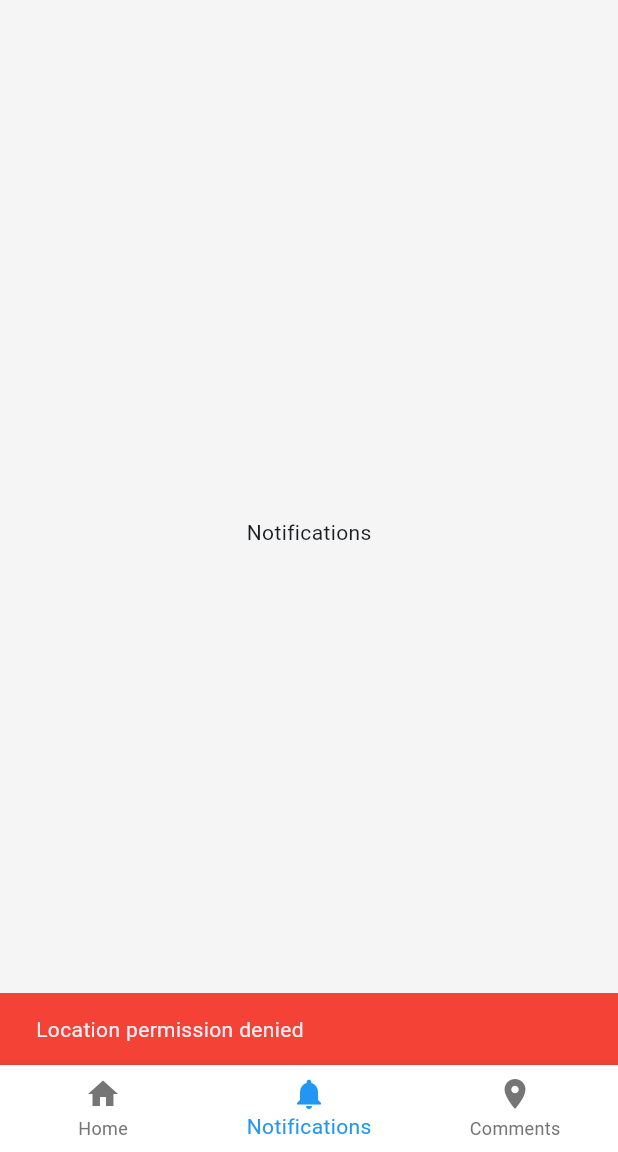
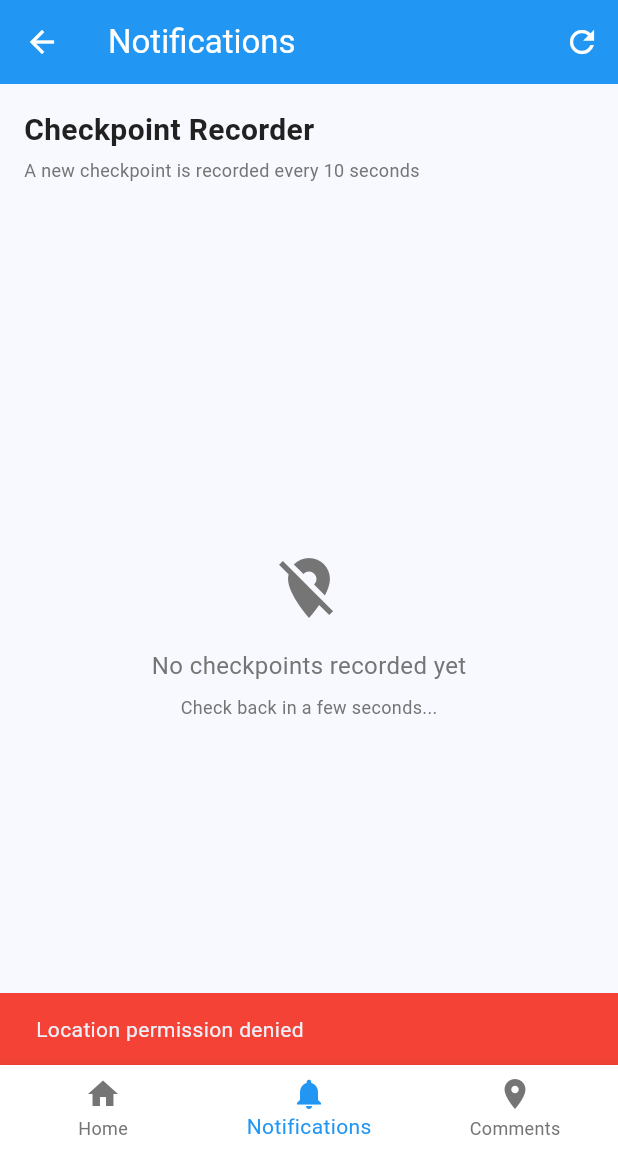
Before and after one commit to Kunalsalankar/tourmate, a Flutter app: the UserHomeScreen screen opened by its route, item 2 of the bottom bar chosen, on a phone screen of 412 x 824 dp, the part 84-1236 px from its top. Run offline on Flutter 3.47's test engine with Material 3 defaults, Android fonts, the light colour scheme and no system bars; drawn by our look-alikes of overlay_support; our stand-ins replace bloc, cached_network_image, cloud_firestore, equatable, firebase_auth, firebase_core and 12 more; missing offline and left inert: cloudinary_public, dart:html, flutter_polyline_points, google_maps_webservice; accounts and stored records are empty.

Commit message:
User interface Checkpoint Genrated

```diff
--- a/lib/cubit/notification_cubit.dart
+++ b/lib/cubit/notification_cubit.dart
@@ -1,16 +1,228 @@
+import 'dart:async';
+import 'dart:math';
 import 'package:flutter_bloc/flutter_bloc.dart';
+import 'package:collection/collection.dart';
+import 'package:geolocator/geolocator.dart';
+
+abstract class CheckpointEvent {
+  const CheckpointEvent();
+}
+
+class AddCheckpointEvent extends CheckpointEvent {
+  const AddCheckpointEvent() : super();
+}
+
+class Checkpoint {
+  final String id;
+  final String title;
+  final DateTime timestamp;
+  final double? latitude;
+  final double? longitude;
+
+  Checkpoint({
+    required this.id,
+    required this.title,
+    required this.timestamp,
+    this.latitude,
+    this.longitude,
+  });
+
+  String get coordinatesText {
+    if (latitude == null || longitude == null) return 'Location unavailable';
+    return '${latitude!.toStringAsFixed(6)}, ${longitude!.toStringAsFixed(6)}';
+  }
+
+  @override
+  bool operator ==(Object other) =>
+      identical(this, other) ||
+      other is Checkpoint &&
+          runtimeType == other.runtimeType &&
+          id == other.id;
+
+  @override
+  int get hashCode => id.hashCode;
+}
 
 class NotificationState {
   final String? message;
-  NotificationState({this.message});
+  final List<Checkpoint> checkpoints;
+  final bool isLoading;
+  final String? error;
+
+  NotificationState({
+    this.message,
+    List<Checkpoint>? checkpoints,
+    this.isLoading = false,
+    this.error,
+  }) : checkpoints = checkpoints ?? [];
+
+  NotificationState copyWith({
+    String? message,
+    List<Checkpoint>? checkpoints,
+    bool? isLoading,
+    String? error,
+  }) {
+    return NotificationState(
+      message: message ?? this.message,
+      checkpoints: checkpoints ?? this.checkpoints,
+      isLoading: isLoading ?? this.isLoading,
+      error: error,
+    );
+  }
+
+  @override
+  bool operator ==(Object other) {
+    if (identical(this, other)) return true;
+    return other is NotificationState &&
+        other.message == message &&
+        const ListEquality().equals(other.checkpoints, checkpoints) &&
+        other.isLoading == isLoading &&
+        other.error == error;
+  }
+
+  @override
+  int get hashCode => Object.hash(message, checkpoints, isLoading, error);
 }
 
 class NotificationCubit extends Cubit<NotificationState> {
-  NotificationCubit() : super(NotificationState());
+  Timer? _checkpointTimer;
+  int _checkpointCounter = 0;
+  StreamSubscription<Position>? _positionStream;
+  Position? _lastKnownPosition;
+
+  NotificationCubit() : super(NotificationState()) {
+    _initializeLocationService();
+  }
+
+  Future<void> _initializeLocationService() async {
+    try {
+      // Check if location service is enabled
+      bool serviceEnabled = await Geolocator.isLocationServiceEnabled();
+      if (!serviceEnabled) {
+        emit(state.copyWith(
+          error: 'Location services are disabled. Please enable the services',
+        ));
+        return;
+      }
+
+      // Check location permissions
+      LocationPermission permission = await Geolocator.checkPermission();
+      if (permission == LocationPermission.denied) {
+        permission = await Geolocator.requestPermission();
+        if (permission == LocationPermission.denied) {
+          emit(state.copyWith(
+            error: 'Location permissions are denied',
+          ));
+          return;
+        }
+      }
+
+      if (permission == LocationPermission.deniedForever) {
+        emit(state.copyWith(
+          error: 'Location permissions are permanently denied, we cannot request permissions.',
+        ));
+        return;
+      }
+
+      // Get the current position
+      _lastKnownPosition = await Geolocator.getCurrentPosition(
+        desiredAccuracy: LocationAccuracy.high,
+      );
+
+      // Start listening to location updates
+      _positionStream = Geolocator.getPositionStream(
+        locationSettings: const LocationSettings(
+          accuracy: LocationAccuracy.high,
+          distanceFilter: 10, // Update only if the device moves 10 meters
+        ),
+      ).listen((Position position) {
+        _lastKnownPosition = position;
+      });
+
+      // Start the checkpoint timer
+      _startCheckpointTimer();
+    } catch (e) {
+      emit(state.copyWith(
+        error: 'Error initializing location service: $e',
+      ));
+    }
+  }
+
+  @override
+  Future<void> close() {
+    _checkpointTimer?.cancel();
+    _positionStream?.cancel();
+    return super.close();
+  }
 
   void showNotification(String message) {
-    emit(NotificationState(message: message));
+    emit(state.copyWith(message: message));
     // Reset after showing so it doesn't repeat
-    emit(NotificationState());
+    emit(state.copyWith(message: null));
+  }
+
+  void clearError() {
+    if (state.error != null) {
+      emit(state.copyWith(error: null));
+    }
+  }
+
+  void add(CheckpointEvent event) {
+    if (event is AddCheckpointEvent) {
+      _addCheckpoint();
+    }
+  }
+
+  void _startCheckpointTimer() {
+    // Cancel any existing timer
+    _checkpointTimer?.cancel();
+
+    // Create a new timer that fires every 10 seconds
+    _checkpointTimer = Timer.periodic(const Duration(seconds: 10), (timer) {
+      _addCheckpoint();
+    });
+  }
+
+  Future<void> _addCheckpoint() async {
+    try {
+      _checkpointCounter++;
+
+      // Get current position or use last known position
+      Position? position = _lastKnownPosition;
+      if (position == null) {
+        position = await Geolocator.getCurrentPosition(
+          desiredAccuracy: LocationAccuracy.high,
+        );
+        _lastKnownPosition = position;
+      }
+
+      final newCheckpoint = Checkpoint(
+        id: DateTime.now().millisecondsSinceEpoch.toString(),
+        title: 'Checkpoint #$_checkpointCounter',
+        timestamp: DateTime.now(),
+        latitude: position.latitude,
+        longitude: position.longitude,
+      );
+
+      final updatedCheckpoints = List<Checkpoint>.from(state.checkpoints)
+        ..insert(0, newCheckpoint);
+
+      emit(state.copyWith(checkpoints: updatedCheckpoints));
+    } catch (e) {
+      // If we can't get the current position, create a checkpoint without location
+      final newCheckpoint = Checkpoint(
+        id: DateTime.now().millisecondsSinceEpoch.toString(),
+        title: 'Checkpoint #$_checkpointCounter',
+        timestamp: DateTime.now(),
+      );
+
+      final updatedCheckpoints = List<Checkpoint>.from(state.checkpoints)
+        ..insert(0, newCheckpoint);
+
+      emit(state.copyWith(
+        checkpoints: updatedCheckpoints,
+        error: 'Could not get location: $e',
+      ));
+    }
   }
 }
--- /dev/null
+++ b/lib/presentation/screens/notification_screen.dart
@@ -0,0 +1,323 @@
+import 'package:flutter/material.dart';
+import 'package:flutter_bloc/flutter_bloc.dart';
+import 'package:intl/intl.dart';
+import 'package:geolocator/geolocator.dart';
+import '../../../cubit/notification_cubit.dart';
+import '../../../core/colors.dart';
+
+class NotificationScreen extends StatelessWidget {
+  const NotificationScreen({super.key});
+
+  @override
+  Widget build(BuildContext context) {
+    return BlocProvider(
+      create: (context) => NotificationCubit(),
+      child: Scaffold(
+        appBar: AppBar(
+          title: const Text('Notifications'),
+          backgroundColor: AppColors.primary,
+          foregroundColor: AppColors.textOnPrimary,
+          elevation: 0,
+          actions: [
+            IconButton(
+              icon: const Icon(Icons.refresh),
+              onPressed: () {
+                // Refresh the checkpoints
+                context.read<NotificationCubit>().add(
+                  const AddCheckpointEvent(),
+                );
+              },
+              tooltip: 'Refresh',
+            ),
+          ],
+        ),
+        body: BlocBuilder<NotificationCubit, NotificationState>(
+          builder: (context, state) {
+            // Show error message if any
+            if (state.error != null && state.error!.isNotEmpty) {
+              WidgetsBinding.instance.addPostFrameCallback((_) {
+                ScaffoldMessenger.of(context).showSnackBar(
+                  SnackBar(
+                    content: Text(state.error!),
+                    backgroundColor: Colors.red,
+                  ),
+                );
+                // Clear the error after showing it
+                context.read<NotificationCubit>().clearError();
+              });
+            }
+
+            return Column(
+              crossAxisAlignment: CrossAxisAlignment.start,
+              children: [
+                // Header Section
+                const Padding(
+                  padding: EdgeInsets.all(16.0),
+                  child: Column(
+                    crossAxisAlignment: CrossAxisAlignment.start,
+                    children: [
+                      Text(
+                        'Checkpoint Recorder',
+                        style: TextStyle(
+                          fontSize: 20,
+                          fontWeight: FontWeight.bold,
+                          color: AppColors.textPrimary,
+                        ),
+                      ),
+                      SizedBox(height: 4),
+                      Text(
+                        'A new checkpoint is recorded every 10 seconds',
+                        style: TextStyle(
+                          color: AppColors.textSecondary,
+                          fontSize: 12,
+                        ),
+                      ),
+                    ],
+                  ),
+                ),
+
+                // Checkpoints List
+                if (state.checkpoints.isEmpty)
+                  const Expanded(
+                    child: Center(
+                      child: Column(
+                        mainAxisAlignment: MainAxisAlignment.center,
+                        children: [
+                          Icon(
+                            Icons.location_off,
+                            size: 48,
+                            color: AppColors.textSecondary,
+                          ),
+                          SizedBox(height: 16),
+                          Text(
+                            'No checkpoints recorded yet',
+                            style: TextStyle(
+                              color: AppColors.textSecondary,
+                              fontSize: 16,
+                            ),
+                          ),
+                          SizedBox(height: 8),
+                          Text(
+                            'Check back in a few seconds...',
+                            style: TextStyle(
+                              color: AppColors.textSecondary,
+                              fontSize: 12,
+                            ),
+                          ),
+                        ],
+                      ),
+                    ),
+                  )
+                else
+                  Expanded(
+                    child: RefreshIndicator(
+                      onRefresh: () async {
+                        // Manually trigger a new checkpoint
+                        context.read<NotificationCubit>().add(
+                          const AddCheckpointEvent(),
+                        );
+                      },
+                      child: ListView.builder(
+                        padding: const EdgeInsets.only(bottom: 16),
+                        itemCount: state.checkpoints.length,
+                        itemBuilder: (context, index) {
+                          final checkpoint = state.checkpoints[index];
+                          return _buildCheckpointItem(checkpoint, context);
+                        },
+                      ),
+                    ),
+                  ),
+
+                // Status Bar
+                if (state.isLoading)
+                  const LinearProgressIndicator(
+                    backgroundColor: AppColors.primaryLight,
+                    valueColor: AlwaysStoppedAnimation<Color>(AppColors.primary),
+                  ),
+              ],
+            );
+          },
+        ),
+      ),
+    );
+  }
+
+  Widget _buildCheckpointItem(Checkpoint checkpoint, BuildContext context) {
+    return Card(
+      margin: const EdgeInsets.symmetric(horizontal: 16.0, vertical: 8.0),
+      elevation: 2,
+      shape: RoundedRectangleBorder(
+        borderRadius: BorderRadius.circular(12.0),
+        side: const BorderSide(
+          color: AppColors.border,
+          width: 1.0,
+        ),
+      ),
+      child: InkWell(
+        onTap: () {
+          // Show details in a dialog
+          _showCheckpointDetails(context, checkpoint);
+        },
+        borderRadius: BorderRadius.circular(12.0),
+        child: Padding(
+          padding: const EdgeInsets.all(12.0),
+          child: Column(
+            crossAxisAlignment: CrossAxisAlignment.start,
+            children: [
+              Row(
+                children: [
+                  Container(
+                    padding: const EdgeInsets.all(8.0),
+                    decoration: const BoxDecoration(
+                      color: AppColors.primaryLight,
+                      shape: BoxShape.circle,
+                    ),
+                    child: Icon(
+                      checkpoint.latitude != null && checkpoint.longitude != null
+                          ? Icons.location_on
+                          : Icons.location_off,
+                      color: AppColors.primary,
+                      size: 20,
+                    ),
+                  ),
+                  const SizedBox(width: 12),
+                  Expanded(
+                    child: Column(
+                      crossAxisAlignment: CrossAxisAlignment.start,
+                      children: [
+                        Text(
+                          checkpoint.title,
+                          style: const TextStyle(
+                            fontWeight: FontWeight.bold,
+                            color: AppColors.textPrimary,
+                            fontSize: 16,
+                          ),
+                        ),
+                        const SizedBox(height: 2),
+                        Text(
+                          _formatTime(checkpoint.timestamp),
+                          style: TextStyle(
+                            color: AppColors.textSecondary,
+                            fontSize: 12,
+                          ),
+                        ),
+                      ],
+                    ),
+                  ),
+                  const Icon(
+                    Icons.chevron_right,
+                    color: AppColors.iconSecondary,
+                  ),
+                ],
+              ),
+              if (checkpoint.latitude != null && checkpoint.longitude != null) ...[
+                const SizedBox(height: 8),
+                Row(
+                  children: [
+                    const Icon(
+                      Icons.gps_fixed,
+                      size: 14,
+                      color: AppColors.textSecondary,
+                    ),
+                    const SizedBox(width: 4),
+                    Expanded(
+                      child: Text(
+                        checkpoint.coordinatesText,
+                        style: const TextStyle(
+                          color: AppColors.textSecondary,
+                          fontSize: 12,
+                        ),
+                        overflow: TextOverflow.ellipsis,
+                      ),
+                    ),
+                  ],
+                ),
+              ],
+            ],
+          ),
+        ),
+      ),
+    );
+  }
+
+  void _showCheckpointDetails(BuildContext context, Checkpoint checkpoint) {
+    showDialog(
+      context: context,
+      builder: (context) => AlertDialog(
+        title: Text(checkpoint.title),
+        content: Column(
+          mainAxisSize: MainAxisSize.min,
+          crossAxisAlignment: CrossAxisAlignment.start,
+          children: [
+            _buildDetailRow('Time', _formatTime(checkpoint.timestamp)),
+            const SizedBox(height: 8),
+            _buildDetailRow(
+              'Location',
+              checkpoint.latitude != null && checkpoint.longitude != null
+                  ? checkpoint.coordinatesText
+                  : 'Location not available',
+            ),
+            if (checkpoint.latitude != null && checkpoint.longitude != null) ...[
+              const SizedBox(height: 16),
+              SizedBox(
+                height: 200,
+                child: ClipRRect(
+                  borderRadius: BorderRadius.circular(8),
+                  child: Image.network(
+                    'https://maps.googleapis.com/maps/api/staticmap?center=${checkpoint.latitude},${checkpoint.longitude}&zoom=15&size=400x200&maptype=roadmap&markers=color:red%7C${checkpoint.latitude},${checkpoint.longitude}&key=YOUR_GOOGLE_MAPS_API_KEY',
+                    fit: BoxFit.cover,
+                    errorBuilder: (context, error, stackTrace) => Container(
+                      color: Colors.grey[200],
+                      child: const Center(
+                        child: Text(
+                          'Map not available',
+                          style: TextStyle(color: Colors.grey),
+                        ),
+                      ),
+                    ),
+                  ),
+                ),
+              ),
+            ],
+          ],
+        ),
+        actions: [
+          TextButton(
+            onPressed: () => Navigator.pop(context),
+            child: const Text('CLOSE'),
+          ),
+        ],
+      ),
+    );
+  }
+
+  Widget _buildDetailRow(String label, String value) {
+    return Padding(
+      padding: const EdgeInsets.symmetric(vertical: 4.0),
+      child: Row(
+        crossAxisAlignment: CrossAxisAlignment.start,
+        children: [
+          Text(
+            '$label: ',
+            style: const TextStyle(
+              fontWeight: FontWeight.bold,
+              color: AppColors.textPrimary,
+            ),
+          ),
+          Expanded(
+            child: Text(
+              value,
+              style: const TextStyle(
+                color: AppColors.textSecondary,
+              ),
+            ),
+          ),
+        ],
+      ),
+    );
+  }
+
+  String _formatTime(DateTime dateTime) {
+    return DateFormat('MMM d, yyyy - hh:mm a').format(dateTime);
+  }
+}
--- a/lib/user/home_screen.dart
+++ b/lib/user/home_screen.dart
@@ -18,6 +18,7 @@ import '../cubit/bottom_nav_cubit.dart';
 import '../cubit/notification_cubit.dart';
 import '../cubit/location_comment_cubit.dart';
 import 'location_comments_screen.dart';
+import '../presentation/screens/notification_screen.dart';
 
 /// User Home Screen with trip creation and management functionality
 /// This screen provides the main interface for users to create, view, and manage their trips
@@ -116,10 +117,8 @@ class _UserHomeScreenState extends State<UserHomeScreen> {
                         Expanded(child: _buildTripsList()),
                       ],
                     ),
-                    // Notifications tab (placeholder)
-                    const Center(
-                      child: Text('Notifications'),
-                    ),
+                    // Notifications tab
+                    const NotificationScreen(),
                     // Location Comments tab
                     const LocationCommentsScreen(),
                   ],
--- a/pubspec.yaml
+++ b/pubspec.yaml
@@ -37,6 +37,7 @@ dependencies:
   universal_html: ^2.2.4
   mime: ^1.0.4
   intl: ^0.18.0
+  collection: ^1.18.0
 
 dev_dependencies:
   hive_generator: ^2.0.1
```
Also changed, not shown: pubspec.lock, 4 other files.
